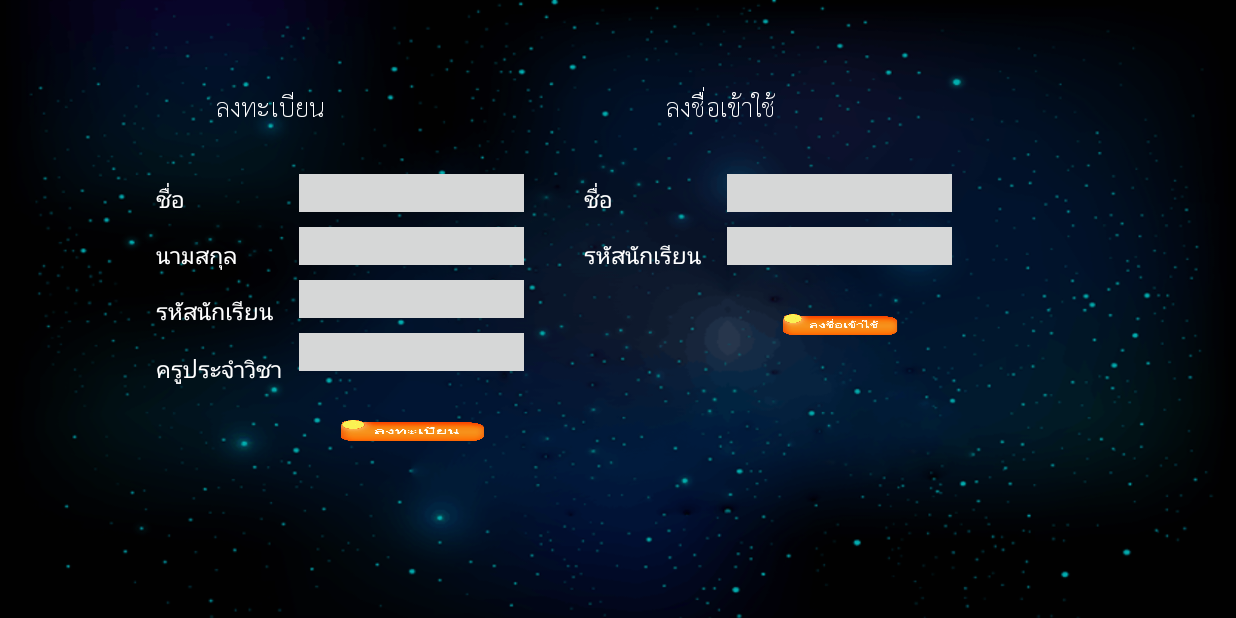
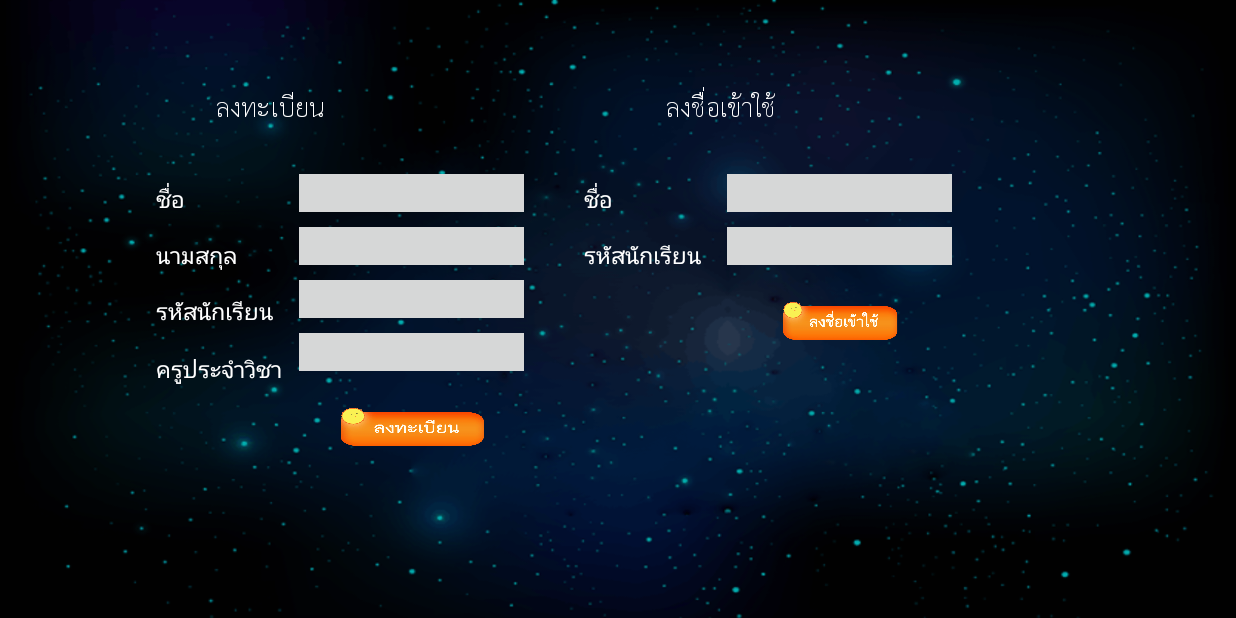
Before and after one commit to AohParadee/SolarSystem, an Android app: the screen it shows after launch (MainActivity), on a phone screen of 824 x 412 dp (held sideways). Run offline under Robolectric (Android 15) with nearby library versions, the phone set to English and light mode, and no system bars.

```diff
--- a/app/src/main/AndroidManifest.xml
+++ b/app/src/main/AndroidManifest.xml
@@ -8,18 +8,15 @@
         android:label="@string/app_name"
         android:supportsRtl="true"
         android:theme="@style/Theme.AppCompat.NoActionBar">
-
         <activity
             android:name=".Splashcsreen"
             android:screenOrientation="landscape">
-
             <intent-filter>
                 <action android:name="android.intent.action.MAIN" />
 
                 <category android:name="android.intent.category.LAUNCHER" />
             </intent-filter>
         </activity>
-
         <activity
             android:name=".MainActivity"
             android:screenOrientation="landscape">
@@ -32,7 +29,7 @@
         <activity
             android:name=".LoginActivity"
             android:screenOrientation="landscape" />
-
+        <activity android:name=".MenuActivity"></activity>
     </application>
 
 </manifest>
--- a/app/src/main/res/layout-land/activity_main.xml
+++ b/app/src/main/res/layout-land/activity_main.xml
@@ -96,7 +96,8 @@
             android:orientation="vertical"
             android:layout_width="wrap_content"
             android:layout_height="wrap_content"
-            android:layout_marginTop="100dp">
+            android:layout_marginTop="100dp"
+            android:weightSum="1">
 
             <EditText
                 android:layout_width="150dp"
@@ -127,18 +128,19 @@
                 android:layout_height="25dp"
                 android:id="@+id/editText4"
                 android:background="@color/button_material_light"
-                android:layout_marginBottom="30dp"
+                android:layout_marginBottom="20dp"
                 android:textColor="@android:color/black" />
 
             <Button
                 android:layout_width="100dp"
-                android:layout_height="20dp"
+                android:layout_height="35dp"
                 android:id="@+id/signinOk"
                 android:background="@drawable/signin"
                 android:textAlignment="center"
                 android:textSize="15dp"
                 android:layout_marginLeft="25dp"
-                style="@style/AlertDialog.AppCompat" />
+                style="@style/AlertDialog.AppCompat"
+                android:layout_weight="0.16" />
 
         </LinearLayout>
 
@@ -185,19 +187,21 @@
                 android:layout_height="25dp"
                 android:id="@+id/editText5"
                 android:background="@color/button_material_light"
-                android:layout_marginBottom="10dp" />
+                android:layout_marginBottom="10dp"
+                android:textColor="@android:color/black" />
 
             <EditText
                 android:layout_width="150dp"
                 android:layout_height="25dp"
                 android:id="@+id/editText6"
                 android:background="@color/button_material_light"
-                android:layout_marginBottom="30dp" />
+                android:layout_marginBottom="20dp"
+                android:textColor="@android:color/black" />
 
             <Button
                 style="@style/AlertDialog.AppCompat"
                 android:layout_width="80dp"
-                android:layout_height="20dp"
+                android:layout_height="35dp"
                 android:id="@+id/loginOk"
                 android:background="@drawable/login"
                 android:textAlignment="center"
```
Also changed, not shown: app/src/main/java/com/example/aoh/solarsystem/MainActivity.java (+53 -11 lines), app/src/main/java/com/example/aoh/solarsystem/MenuActivity.java (added, +13 -0 lines), app/src/main/java/com/example/aoh/solarsystem/MyAlert.java (+5 -4 lines), app/src/main/res/layout-land/activity_menu.xml (added, +13 -0 lines), app/src/main/res/layout-xlarge/activity_splashscreen.xml (deleted, +0 -26 lines), app/src/main/res/layout/activity_menu.xml (added, +12 -0 lines).
